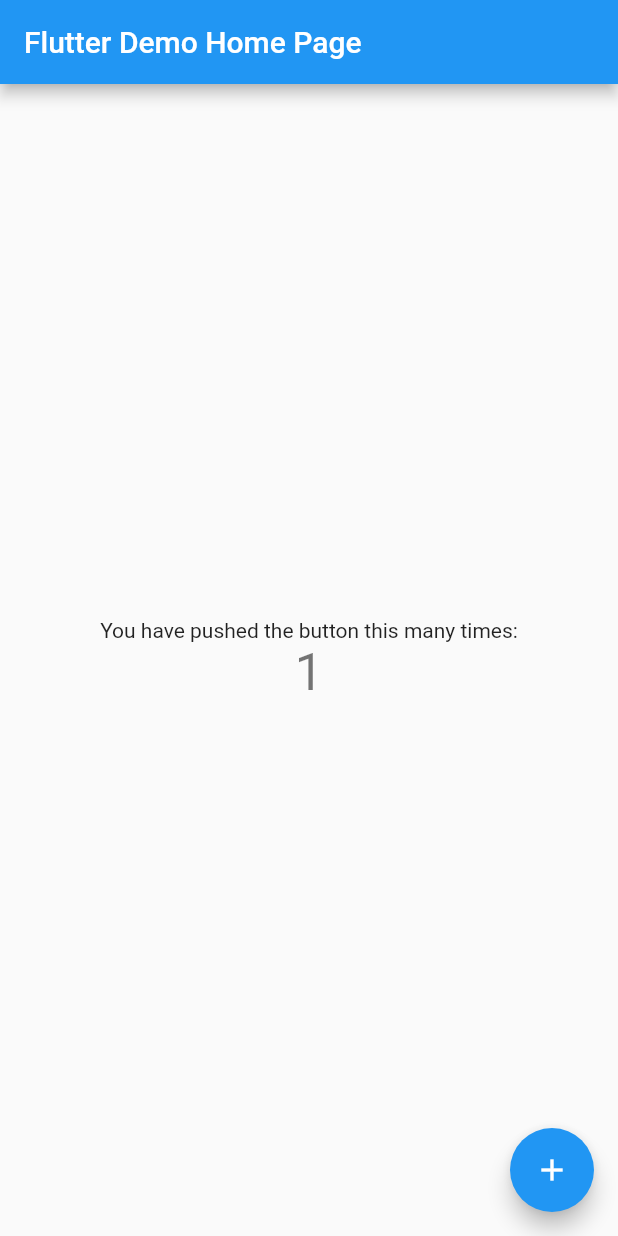
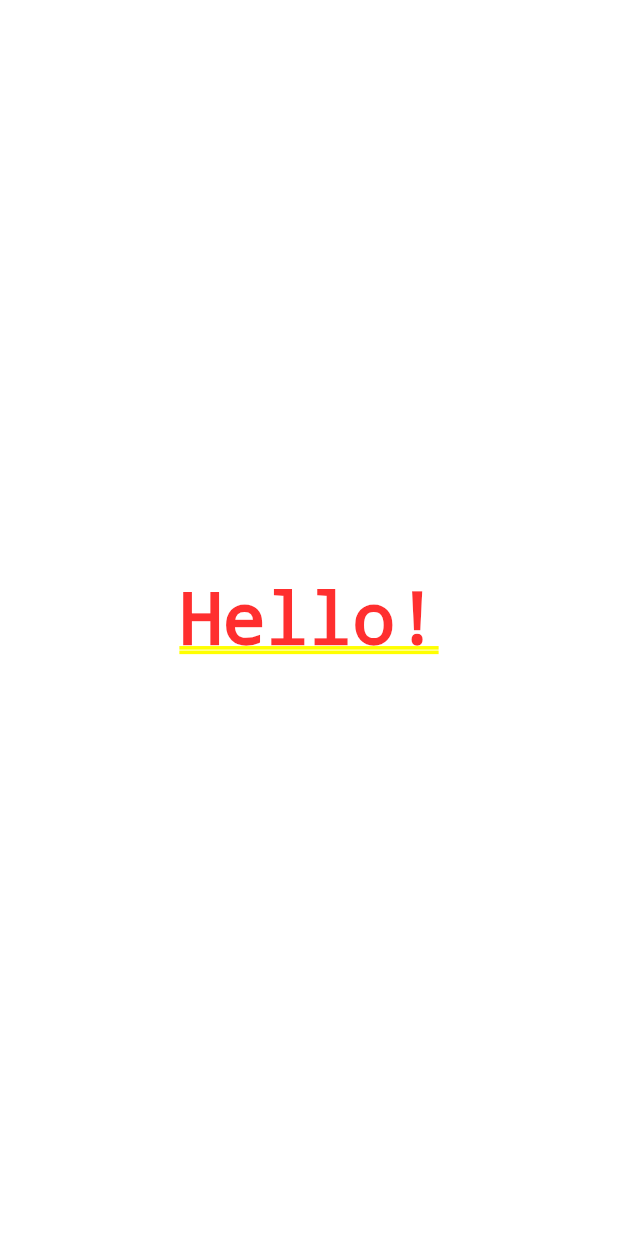
Before and after one commit to Kuutioo/CarApp, a Flutter app: the screen it shows after launch, on a phone screen of 412 x 824 dp. Run offline on Flutter 3.47's test engine with Material 2 defaults, Android fonts, the phone set to English and light mode, and no system bars.

```diff
--- a/car_app/lib/main.dart
+++ b/car_app/lib/main.dart
@@ -1,115 +1,27 @@
 import 'package:flutter/material.dart';
 
 void main() {
-  runApp(const MyApp());
+  runApp(MyApp());
 }
 
 class MyApp extends StatelessWidget {
-  const MyApp({Key? key}) : super(key: key);
-
-  // This widget is the root of your application.
   @override
   Widget build(BuildContext context) {
     return MaterialApp(
       title: 'Flutter Demo',
       theme: ThemeData(
-        // This is the theme of your application.
-        //
-        // Try running your application with "flutter run". You'll see the
-        // application has a blue toolbar. Then, without quitting the app, try
-        // changing the primarySwatch below to Colors.green and then invoke
-        // "hot reload" (press "r" in the console where you ran "flutter run",
-        // or simply save your changes to "hot reload" in a Flutter IDE).
-        // Notice that the counter didn't reset back to zero; the application
-        // is not restarted.
         primarySwatch: Colors.blue,
       ),
-      home: const MyHomePage(title: 'Flutter Demo Home Page'),
+      home: MyHomePage(),
     );
   }
 }
 
-class MyHomePage extends StatefulWidget {
-  const MyHomePage({Key? key, required this.title}) : super(key: key);
-
-  // This widget is the home page of your application. It is stateful, meaning
-  // that it has a State object (defined below) that contains fields that affect
-  // how it looks.
-
-  // This class is the configuration for the state. It holds the values (in this
-  // case the title) provided by the parent (in this case the App widget) and
-  // used by the build method of the State. Fields in a Widget subclass are
-  // always marked "final".
-
-  final String title;
-
-  @override
-  State<MyHomePage> createState() => _MyHomePageState();
-}
-
-class _MyHomePageState extends State<MyHomePage> {
-  int _counter = 1;
-
-  void _incrementCounter() {
-    setState(() {
-      // This call to setState tells the Flutter framework that something has
-      // changed in this State, which causes it to rerun the build method below
-      // so that the display can reflect the updated values. If we changed
-      // _counter without calling setState(), then the build method would not be
-      // called again, and so nothing would appear to happen.
-      _counter++;
-    });
-  }
-
+class MyHomePage extends StatelessWidget {
   @override
   Widget build(BuildContext context) {
-    // This method is rerun every time setState is called, for instance as done
-    // by the _incrementCounter method above.
-    //
-    // The Flutter framework has been optimized to make rerunning build methods
-    // fast, so that you can just rebuild anything that needs updating rather
-    // than having to individually change instances of widgets.
-    return Scaffold(
-      appBar: AppBar(
-        // Here we take the value from the MyHomePage object that was created by
-        // the App.build method, and use it to set our appbar title.
-        title: Text(widget.title),
-      ),
-      body: Center(
-        // Center is a layout widget. It takes a single child and positions it
-        // in the middle of the parent.
-        child: Column(
-          // Column is also a layout widget. It takes a list of children and
-          // arranges them vertically. By default, it sizes itself to fit its
-          // children horizontally, and tries to be as tall as its parent.
-          //
-          // Invoke "debug painting" (press "p" in the console, choose the
-          // "Toggle Debug Paint" action from the Flutter Inspector in Android
-          // Studio, or the "Toggle Debug Paint" command in Visual Studio Code)
-          // to see the wireframe for each widget.
-          //
-          // Column has various properties to control how it sizes itself and
-          // how it positions its children. Here we use mainAxisAlignment to
-          // center the children vertically; the main axis here is the vertical
-          // axis because Columns are vertical (the cross axis would be
-          // horizontal).
-          mainAxisAlignment: MainAxisAlignment.center,
-          children: <Widget>[
-            const Text(
-              'You have pushed the button this many times:',
-            ),
-            Text(
-              '$_counter',
-              style: Theme.of(context).textTheme.headline4,
-            ),
-          ],
-        ),
-      ),
-      floatingActionButton: FloatingActionButton(
-        onPressed: _incrementCounter,
-        tooltip: 'Increment',
-        child: const Icon(Icons.add),
-      ), // This trailing comma makes auto-formatting nicer for build methods.
+    return const Center(
+      child: Text('Hello!'),
     );
   }
 }
```
Also changed, not shown: 1 other file.
